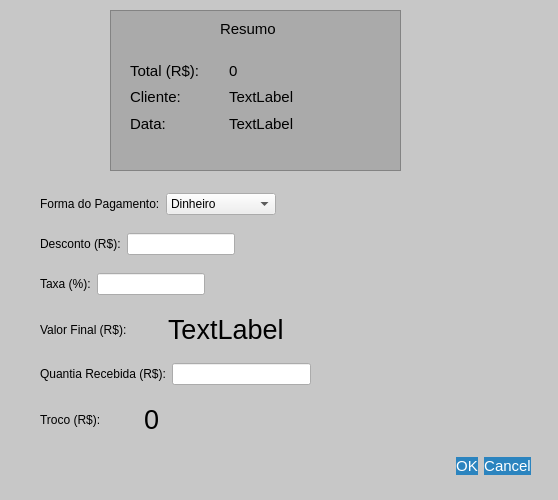
Qt form pagamento.ui (GabR36/QEstoqueLoja) before a commit.
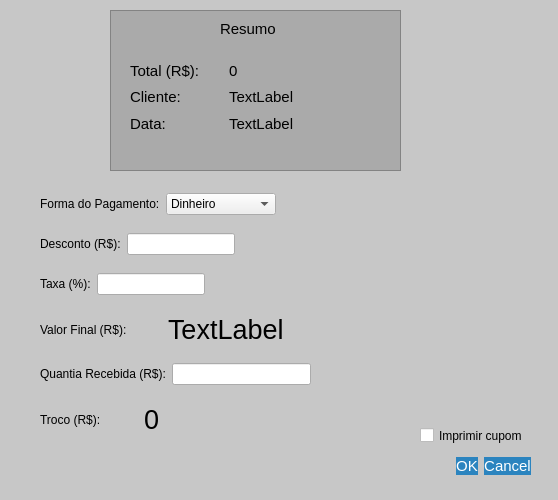
The same form after that commit.

Commit message: imprimir teste quando selecionado check box pagamento

```diff
--- a/pagamento.ui
+++ b/pagamento.ui
@@ -146,7 +146,7 @@
      <rect>
       <x>110</x>
       <y>10</y>
-      <width>58</width>
+      <width>71</width>
       <height>18</height>
      </rect>
     </property>
@@ -349,6 +349,25 @@
     </item>
    </layout>
   </widget>
+  <widget class="QCheckBox" name="CheckImprimirCNF">
+   <property name="geometry">
+    <rect>
+     <x>420</x>
+     <y>420</y>
+     <width>121</width>
+     <height>31</height>
+    </rect>
+   </property>
+   <property name="autoFillBackground">
+    <bool>false</bool>
+   </property>
+   <property name="text">
+    <string>Imprimir cupom </string>
+   </property>
+   <property name="tristate">
+    <bool>false</bool>
+   </property>
+  </widget>
  </widget>
  <resources/>
  <connections>
```
The commit also changes 2 other files.
